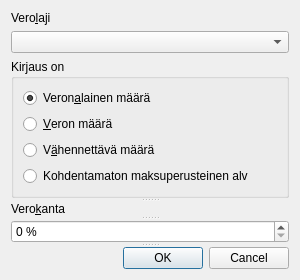
Qt form kitsas/kirjaus/verodialogi.ui (artoh/kitupiikki) before a commit.
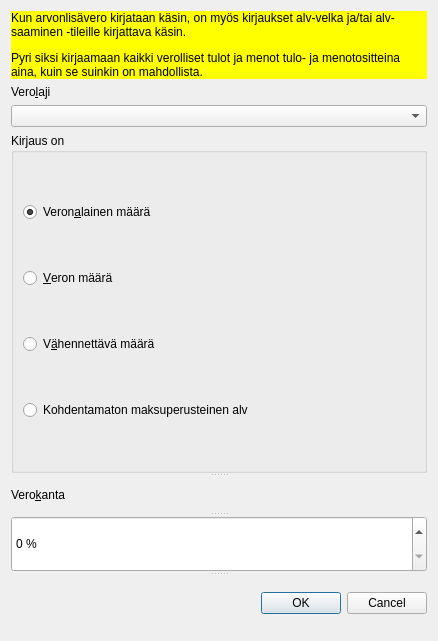
The same form after that commit.

The edit to the form file:
```diff
--- a/kitsas/kirjaus/verodialogi.ui
+++ b/kitsas/kirjaus/verodialogi.ui
@@ -6,14 +6,27 @@
    <rect>
     <x>0</x>
     <y>0</y>
-    <width>300</width>
-    <height>278</height>
+    <width>438</width>
+    <height>641</height>
    </rect>
   </property>
   <property name="windowTitle">
    <string>Arvonlisävero</string>
   </property>
   <layout class="QVBoxLayout" name="verticalLayout_2">
+   <item>
+    <widget class="QLabel" name="label_3">
+     <property name="styleSheet">
+      <string notr="true">background-color: rgb(255, 255, 0);</string>
+     </property>
+     <property name="text">
+      <string>&lt;html&gt;&lt;head/&gt;&lt;body&gt;&lt;p&gt;Kun arvonlisävero kirjataan käsin, on myös kirjaukset alv-velka ja/tai alv-saaminen -tileille kirjattava käsin.&lt;/p&gt;&lt;p&gt;Pyri siksi kirjaamaan kaikki verolliset tulot ja menot tulo- ja menotositteina aina, kuin se suinkin on mahdollista.&lt;/p&gt;&lt;/body&gt;&lt;/html&gt;</string>
+     </property>
+     <property name="wordWrap">
+      <bool>true</bool>
+     </property>
+    </widget>
+   </item>
    <item>
     <widget class="QLabel" name="label_2">
      <property name="text">
```
